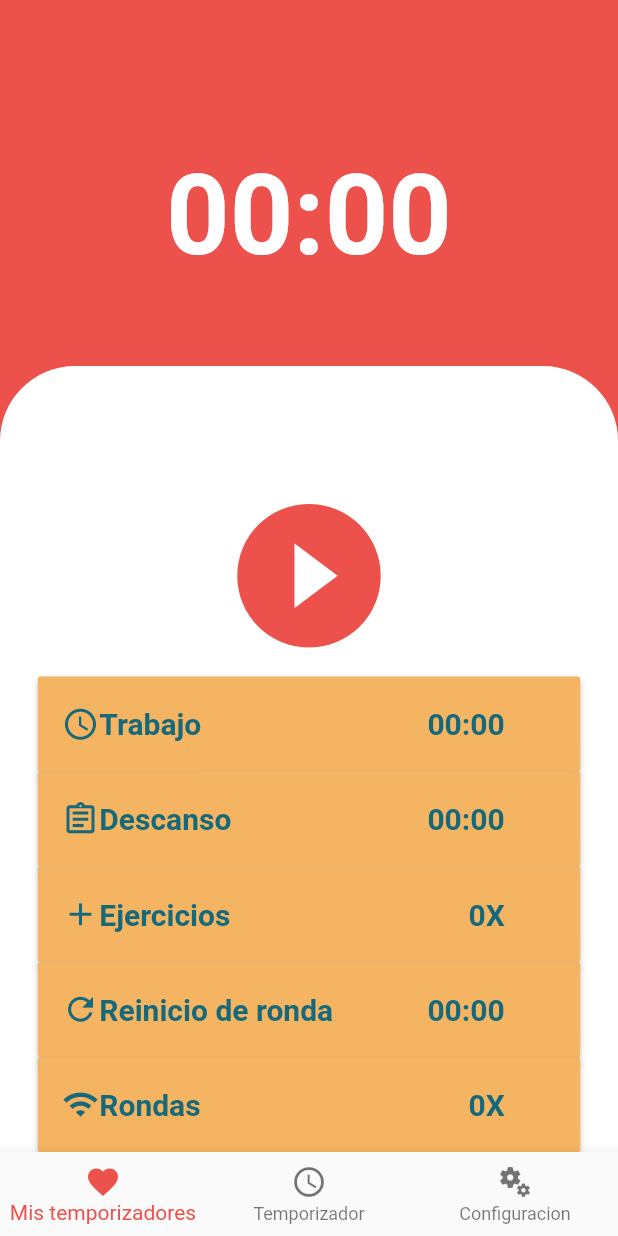
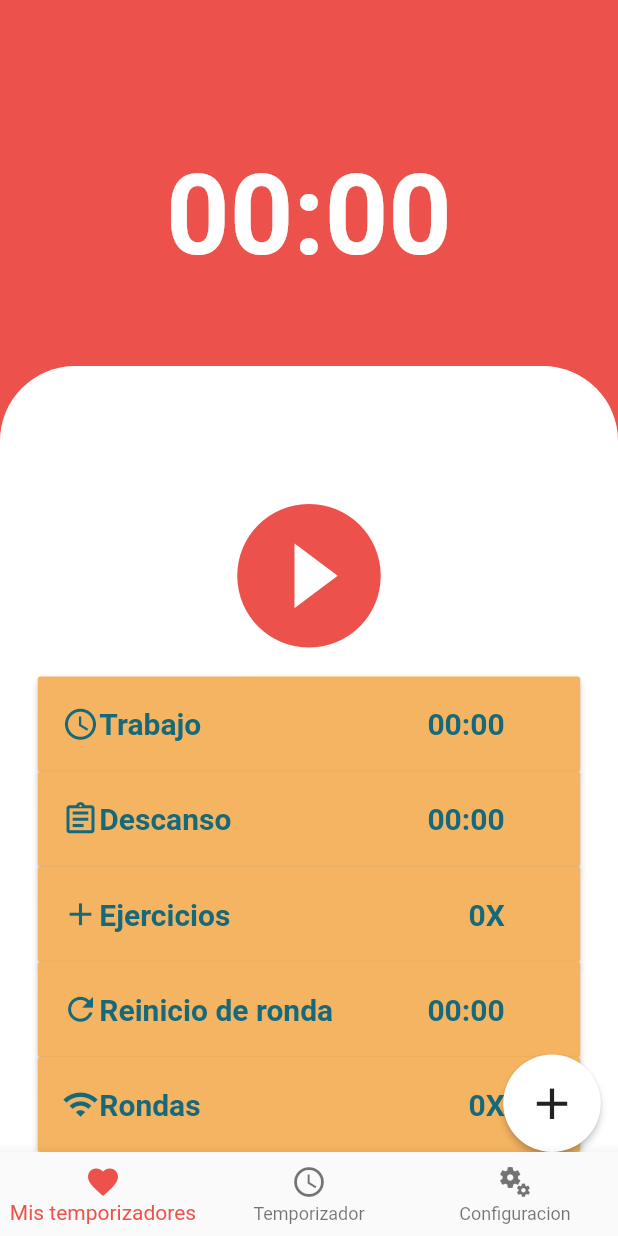
Before and after one commit to nvalery12/Proyecto, a Flutter app: the screen it shows after launch, on a phone screen of 412 x 824 dp. Run offline on Flutter 3.47's test engine with Material 2 defaults, Android fonts, the phone set to English and light mode, and no system bars; our stand-ins replace sqflite; missing offline and left inert: flutter_picker; accounts and stored records are empty.

Commit message:
FAB en timerPage

```diff
--- a/proyecto/lib/timerPage.dart
+++ b/proyecto/lib/timerPage.dart
@@ -154,6 +154,20 @@ class _Timer_Page extends State<Timer_Page>{
           Align(
             alignment: Alignment.center,
             child: TimeCardList(timerHIIT),
+          ),
+          Align(
+            alignment: Alignment.bottomRight,
+            child: RawMaterialButton(
+              onPressed: stopTimer,
+              elevation: 2.0,
+              fillColor: Colors.white,
+              child: Icon(
+                Icons.add,
+                size: 35.0,
+              ),
+              padding: EdgeInsets.all(15.0),
+              shape: CircleBorder(),
+            ),
           )
         ]
     );
```
